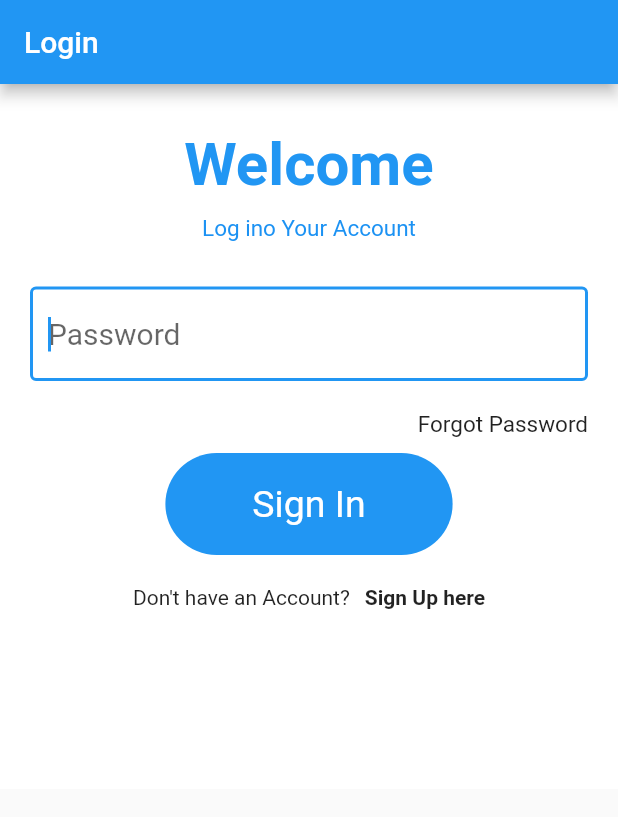
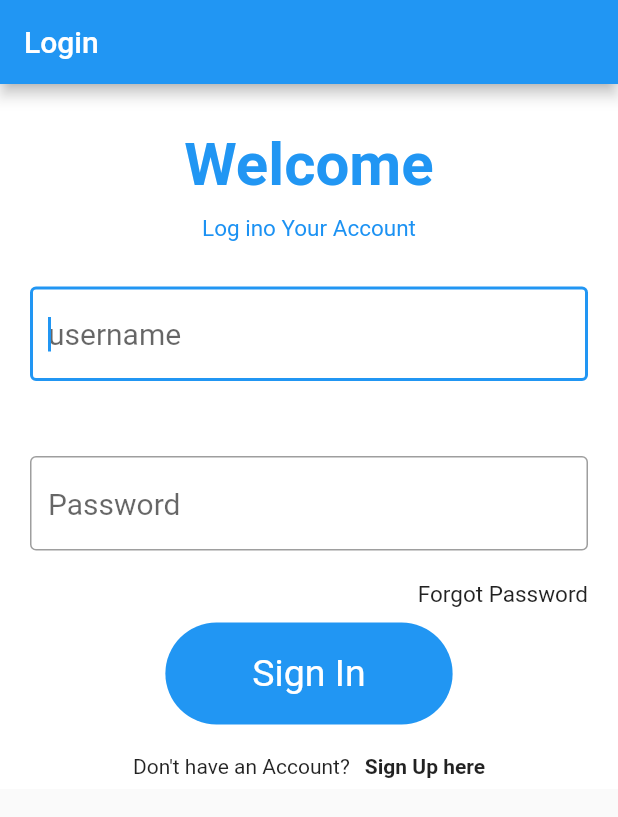
Before and after one commit to Denidu/medi_care_application, a Flutter app: the screen it shows after launch, on a phone screen of 412 x 824 dp. Shown: the top 817 px of the screen. Run offline on Flutter 3.47's test engine with Material 2 defaults, Android fonts, the light colour scheme and no system bars; our stand-ins replace camera, flutter_bloc, flutter_riverpod.

Commit message:
Update files

```diff
--- a/lib/userLogin.dart
+++ b/lib/userLogin.dart
@@ -124,6 +124,20 @@ class LoginPage extends ConsumerWidget {
                     fontSize: 15.0,
                   ),
                 ),
+                const SizedBox(height: 10.0),
+                Padding(
+                  padding: const EdgeInsets.only(
+                      left: 20, right: 20, top: 20, bottom: 20),
+                  child: TextField(
+                    controller: bloc._userIdController,
+                    style: const TextStyle(fontSize: 20.0),
+                    autofocus: true,
+                    decoration: const InputDecoration(
+                      border: OutlineInputBorder(),
+                      hintText: "username",
+                    ),
+                  ),
+                ),
                 const SizedBox(
                   height: 10.0,
                 ),
@@ -131,7 +145,7 @@ class LoginPage extends ConsumerWidget {
                   padding: const EdgeInsets.only(
                       left: 20, right: 20, top: 20, bottom: 20),
                   child: TextField(
-                    controller: bloc._userIdController,
+                    controller: bloc._userPassController,
                     style: const TextStyle(fontSize: 20.0),
                     autofocus: true,
                     decoration: const InputDecoration(
```
